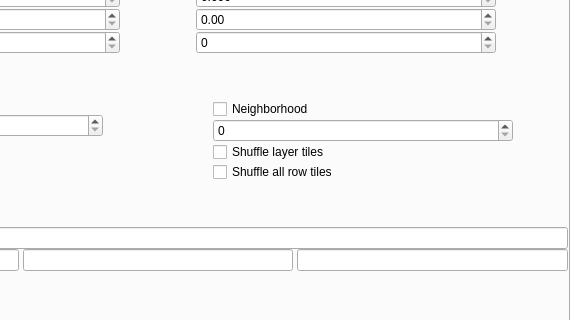
Before: the Qt Designer form gui/ui/TestFrame.ui in nico88chessa/MIBDV, drawn with Qt 5; both pictures show x 254 to 824 and y 86 to 406 of the 824 by 704 pixel window.
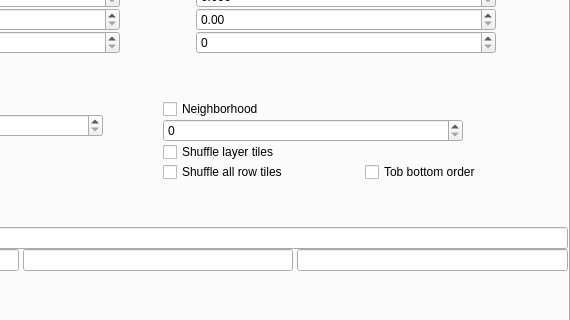
After: the same form once the commit is applied. The open tabs and pages were chosen to show the change. Custom widgets are drawn as their Qt base class.

Commit message: Grid, RowTileProcessor: da Grid<T>::Row a GridRow<T>; DeviceFactory: aggiunto metodo subscribeMachineStatusReceiver; ComputationUtils: aggiunto metodo per ordinare una Row per la stampa Top to Bottom; TestFrame: aggiunto flag stampa TopToBottom e update minori; MotionFrame: clean code;

The edit to the form file:
```diff
--- a/gui/ui/TestFrame.ui
+++ b/gui/ui/TestFrame.ui
@@ -340,7 +340,7 @@
          <property name="styleSheet">
           <string notr="true"/>
          </property>
-         <layout class="QGridLayout" name="gridLayout_4" columnstretch="0,0">
+         <layout class="QGridLayout" name="gridLayout_4" columnstretch="0,0,0">
           <property name="leftMargin">
            <number>5</number>
           </property>
@@ -359,39 +359,14 @@
           <property name="verticalSpacing">
            <number>0</number>
           </property>
-          <item row="5" column="1">
-           <spacer name="verticalSpacer_3">
-            <property name="orientation">
-             <enum>Qt::Vertical</enum>
-            </property>
-            <property name="sizeHint" stdset="0">
-             <size>
-              <width>20</width>
-              <height>40</height>
-             </size>
-            </property>
-           </spacer>
-          </item>
-          <item row="2" column="1">
-           <widget class="MDSpinBox" name="sbNHMinDistance">
-            <property name="minimumSize">
-             <size>
-              <width>300</width>
-              <height>0</height>
-             </size>
-            </property>
-            <property name="maximumSize">
-             <size>
-              <width>300</width>
-              <height>16777215</height>
-             </size>
-            </property>
-            <property name="label" stdset="0">
-             <string>Minimum distance [um]</string>
+          <item row="4" column="2">
+           <widget class="QCheckBox" name="cbNHTopBottomOrder">
+            <property name="text">
+             <string>Tob bottom order</string>
             </property>
            </widget>
           </item>
-          <item row="3" column="1">
+          <item row="3" column="1" colspan="2">
            <widget class="QCheckBox" name="cbNHShuffleStackedTiles">
             <property name="text">
              <string>Shuffle layer tiles</string>
@@ -408,7 +383,39 @@
             </property>
            </widget>
           </item>
-          <item row="0" column="1">
+          <item row="6" column="1">
+           <spacer name="verticalSpacer_3">
+            <property name="orientation">
+             <enum>Qt::Vertical</enum>
+            </property>
+            <property name="sizeHint" stdset="0">
+             <size>
+              <width>20</width>
+              <height>40</height>
+             </size>
+            </property>
+           </spacer>
+          </item>
+          <item row="2" column="1" colspan="2">
+           <widget class="MDSpinBox" name="sbNHMinDistance">
+            <property name="minimumSize">
+             <size>
+              <width>300</width>
+              <height>0</height>
+             </size>
+            </property>
+            <property name="maximumSize">
+             <size>
+              <width>300</width>
+              <height>16777215</height>
+             </size>
+            </property>
+            <property name="label" stdset="0">
+             <string>Minimum distance [um]</string>
+            </property>
+           </widget>
+          </item>
+          <item row="0" column="1" colspan="2">
            <widget class="QCheckBox" name="cbNHChoice">
             <property name="text">
              <string>Neighborhood</string>
```
Left out of the diff: 2 changed lines with no effect on the pictures. The commit also changes 11 other files.
